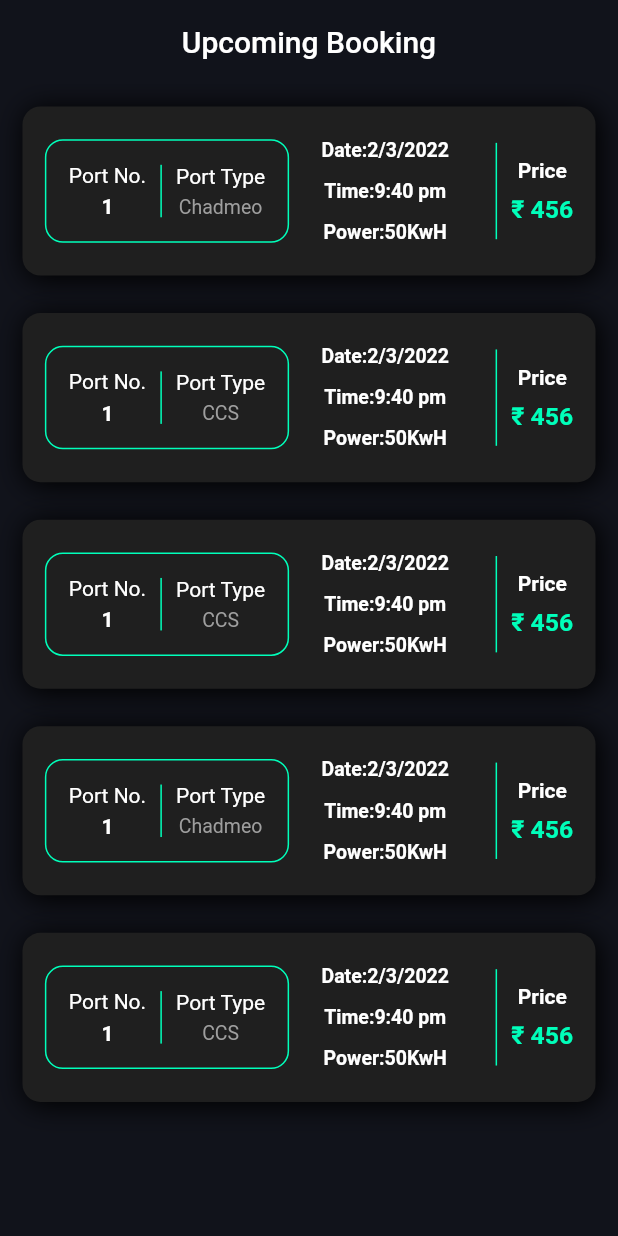
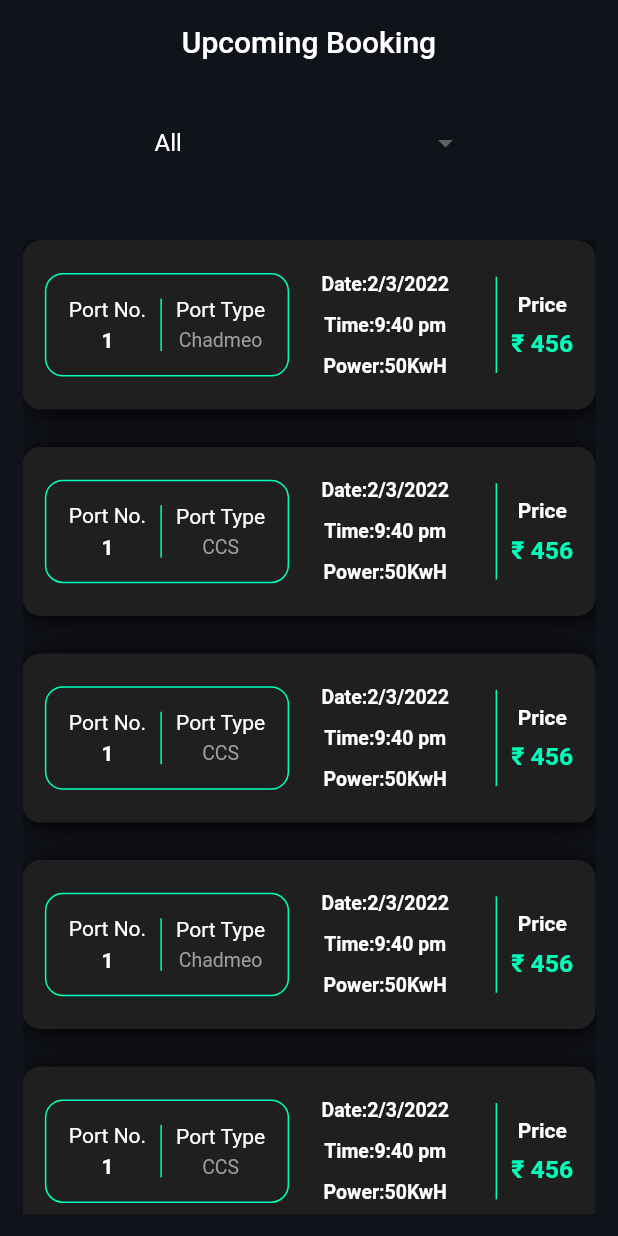
Before and after one commit to tanaybanerjeedeveloper/noun_serivice_provider_app, a Flutter app: the BookingUpcomingScreen screen opened by its route, on a phone screen of 412 x 824 dp. Run offline on Flutter 3.47's test engine with Material 2 defaults, Android fonts, the phone set to English and light mode, and no system bars; our stand-ins replace carousel_slider, curved_navigation_bar, file_picker, fl_chart, image_picker, open_file and 1 more.

Commit message:
fix: fixed the filtering of upcoming booking list

```diff
--- a/lib/providers/booking_data_container.dart
+++ b/lib/providers/booking_data_container.dart
@@ -56,6 +56,11 @@ class BookingDataContainer with ChangeNotifier {
         portType: 'CCS'),
   ];
 
+  // List<String> chargingPortTypeList = [
+  //   'CCS',
+  //   'Chadmeo',
+  // ];
+
   List<BookingItem> get bookings {
     return [..._bookings];
   }
--- /dev/null
+++ b/lib/providers/charging_port_type_data_container.dart
@@ -0,0 +1,14 @@
+import 'package:flutter/material.dart';
+import '../models/charging_port.dart';
+
+class ChargingPortDataContainer with ChangeNotifier {
+  List<ChargingPort> _portTypes = [
+    ChargingPort(title: 'All', price: 1),
+    ChargingPort(title: 'CCS', price: 2),
+    ChargingPort(title: 'Chadmeo', price: 3),
+  ];
+
+  List<ChargingPort> get portTypes {
+    return [..._portTypes];
+  }
+}
--- a/lib/screens/booking_upcoming_screen.dart
+++ b/lib/screens/booking_upcoming_screen.dart
@@ -1,19 +1,88 @@
 import 'package:flutter/material.dart';
 import 'package:provider/provider.dart';
 import '../widgets/booking_list_item.dart';
-import '../models/booking_item.dart';
+
 import '../providers/booking_data_container.dart';
+import '../providers/charging_port_type_data_container.dart';
 
-import '../widgets/booking_list_item.dart';
-
-class BookingUpcomingScreen extends StatelessWidget {
+class BookingUpcomingScreen extends StatefulWidget {
   //const BookingScreen({Key? key}) : super(key: key);
   static const routeName = 'booking_upcoming_screen';
 
   @override
+  State<BookingUpcomingScreen> createState() => _BookingUpcomingScreenState();
+}
+
+class _BookingUpcomingScreenState extends State<BookingUpcomingScreen> {
+  List _chargingPortTypes = ['All', 'CCS', 'Chadmeo'];
+  var _selectedItem = 'All';
+  var bookings = [];
+  var bookingsCopy = [];
+
+  // @override
+  // void initState() {
+  //  _selectedItem = ''
+  //   super.initState();
+  // }
+  // void _filterBookingList(String query) {
+  //   final filteredBookingList = bookings.where((item) {
+  //     final portType = item.portType.toLowerCase();
+  //     final input = query.toLowerCase();
+
+  //     return portType.contains(input);
+  //   }).toList();
+
+  //   setState(() {
+  //     bookings = filteredBookingList;
+  //   });
+  // }
+  @override
+  void initState() {
+    final bookingData =
+        Provider.of<BookingDataContainer>(context, listen: false);
+
+    bookings = bookingData.bookings;
+    bookingsCopy = bookingData.bookings;
+    super.initState();
+  }
+
+  void _filterBookingList(String query) {
+    print(query);
+    bookings = bookingsCopy;
+    if (query == 'All') {
+      setState(() {
+        bookings = bookingsCopy;
+      });
+      return;
+    }
+    final filteredList = bookings.where((item) {
+      final portType = item.portType.toLowerCase();
+      final input = query.toLowerCase();
+
+      return portType.contains(input);
+    }).toList();
+    //bookings = Provider.of<BookingDataContainer>(context, listen: false).bookings;
+    setState(() {
+      bookings = filteredList;
+    });
+    print('filterdList: $filteredList');
+  }
+
+  @override
   Widget build(BuildContext context) {
-    final bookingData = Provider.of<BookingDataContainer>(context);
-    final bookings = bookingData.bookings;
+    final mediaQuery = MediaQuery.of(context).size;
+    // final bookingData = Provider.of<BookingDataContainer>(context);
+    // bookings = bookingData.bookings;
+    final portTypeData = Provider.of<ChargingPortDataContainer>(context);
+    final portTypes = portTypeData.portTypes; //this the portype list
+    var portTypeList = [];
+
+    for (var item in portTypes) {
+      //adding the portType titles to a new list
+      portTypeList.add(item.title);
+      print(portTypeList);
+    }
+
     return Scaffold(
       backgroundColor: Theme.of(context).colorScheme.tertiary,
       appBar: AppBar(
@@ -25,6 +94,33 @@ class BookingUpcomingScreen extends StatelessWidget {
       ),
       body: Padding(
         padding: const EdgeInsets.all(15.0),
+        child: Column(
+          children: [
+            Container(
+              width: mediaQuery.width * 0.5,
+              child: DropdownButtonHideUnderline(
+                child: DropdownButton(
+                    isExpanded: true,
+                    value: _selectedItem,
+                    items: portTypeList
+                        .map((item) =>
+                            DropdownMenuItem(value: item, child: Text(item)))
+                        .toList(),
+                    onChanged: (item) {
+                      setState(
+                        () {
+                          _selectedItem = item as String;
+                          // _filterBookingList(item);
+                        },
+                      );
+                      _filterBookingList(_selectedItem);
+                    }),
+              ),
+            ),
+            SizedBox(
+              height: mediaQuery.height * 0.05,
+            ),
+            Expanded(
               child: ListView.builder(
                 itemBuilder: (context, index) {
                   // return BookingListItem();
@@ -42,6 +138,9 @@ class BookingUpcomingScreen extends StatelessWidget {
                 itemCount: bookings.length,
               ),
             ),
+          ],
+        ),
+      ),
     );
   }
 }
```
Also changed, not shown: lib/main.dart (+6 -2 lines). Lines whose indentation alone changed are shown as unchanged.
